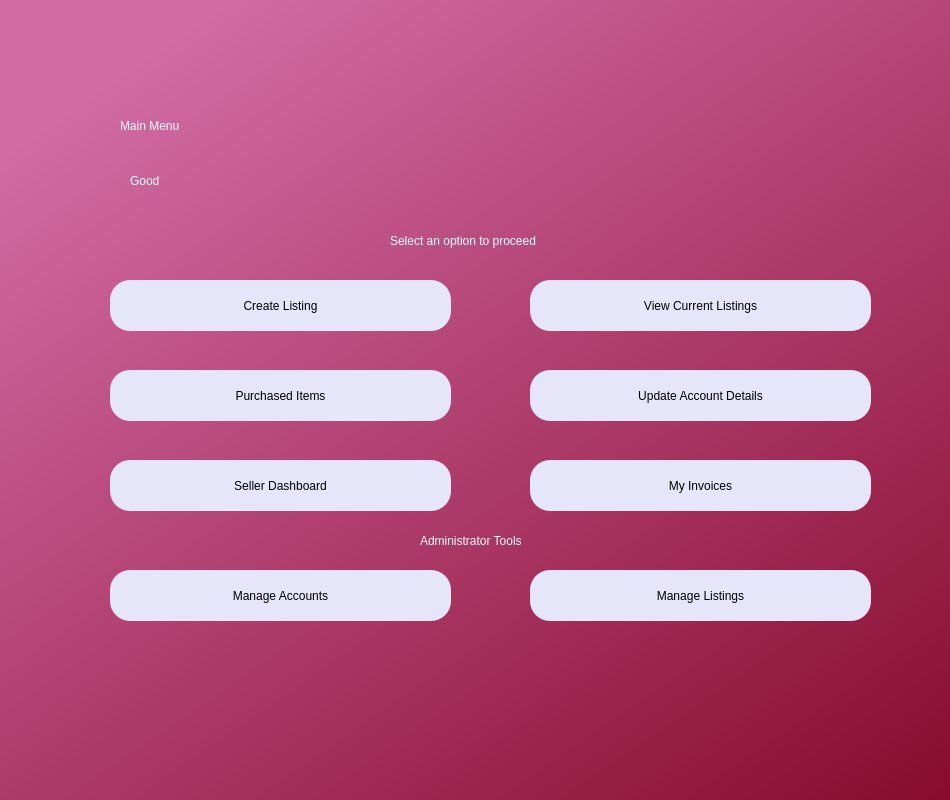
Qt form adminmenu.ui (AnshulS853/Coursework_Prototype) before a commit.
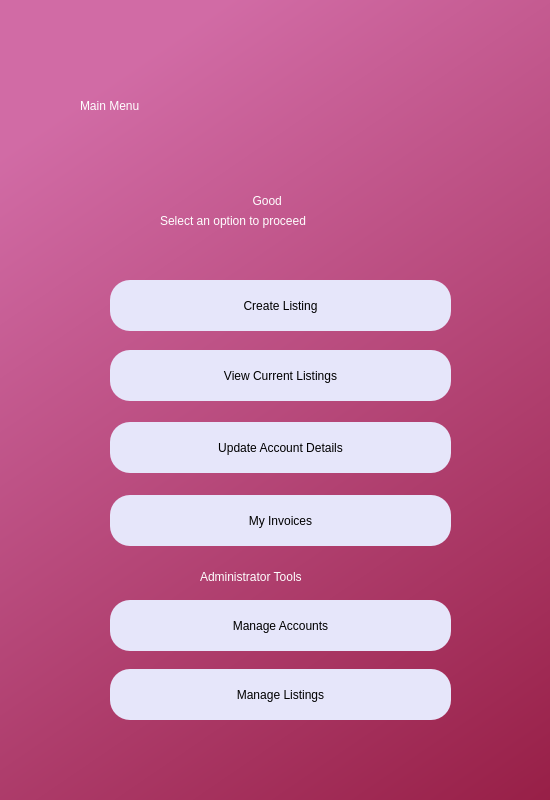
The same form after that commit.

```diff
--- a/adminmenu.ui
+++ b/adminmenu.ui
@@ -6,19 +6,19 @@
    <rect>
     <x>0</x>
     <y>0</y>
-    <width>950</width>
+    <width>550</width>
     <height>800</height>
    </rect>
   </property>
   <property name="minimumSize">
    <size>
-    <width>950</width>
+    <width>550</width>
     <height>800</height>
    </size>
   </property>
   <property name="maximumSize">
    <size>
-    <width>950</width>
+    <width>550</width>
     <height>800</height>
    </size>
   </property>
@@ -42,7 +42,7 @@
     <property name="geometry">
      <rect>
       <x>110</x>
-      <y>570</y>
+      <y>600</y>
       <width>341</width>
       <height>51</height>
      </rect>
@@ -59,8 +59,8 @@
    <widget class="QPushButton" name="managelistings">
     <property name="geometry">
      <rect>
-      <x>530</x>
-      <y>570</y>
+      <x>110</x>
+      <y>669</y>
       <width>341</width>
       <height>51</height>
      </rect>
@@ -77,8 +77,8 @@
    <widget class="QLabel" name="label_3">
     <property name="geometry">
      <rect>
-      <x>420</x>
-      <y>520</y>
+      <x>200</x>
+      <y>556</y>
       <width>161</width>
       <height>41</height>
      </rect>
@@ -93,9 +93,9 @@
    <widget class="QLabel" name="label">
     <property name="geometry">
      <rect>
-      <x>120</x>
-      <y>90</y>
-      <width>631</width>
+      <x>80</x>
+      <y>70</y>
+      <width>391</width>
       <height>71</height>
      </rect>
     </property>
@@ -109,9 +109,9 @@
    <widget class="QLabel" name="greetuser">
     <property name="geometry">
      <rect>
-      <x>130</x>
-      <y>160</y>
-      <width>491</width>
+      <x>90</x>
+      <y>180</y>
+      <width>361</width>
       <height>41</height>
      </rect>
     </property>
@@ -121,23 +121,8 @@
     <property name="text">
      <string>Good &lt;Morning/Evening&gt; &lt;firstname&gt;</string>
     </property>
-   </widget>
-   <widget class="QPushButton" name="gotopurchased">
-    <property name="geometry">
-     <rect>
-      <x>110</x>
-      <y>370</y>
-      <width>341</width>
-      <height>51</height>
-     </rect>
-    </property>
-    <property name="styleSheet">
-     <string notr="true">border-radius:20px;
-background-color: rgb(230, 230, 250);
-font: 14pt &quot;MS Shell Dlg 2&quot;;</string>
-    </property>
-    <property name="text">
-     <string>Purchased Items</string>
+    <property name="alignment">
+     <set>Qt::AlignCenter</set>
     </property>
    </widget>
    <widget class="QPushButton" name="gotocreate">
@@ -161,8 +146,8 @@
    <widget class="QPushButton" name="gotoupdateacc">
     <property name="geometry">
      <rect>
-      <x>530</x>
-      <y>370</y>
+      <x>110</x>
+      <y>422</y>
       <width>341</width>
       <height>51</height>
      </rect>
@@ -179,8 +164,8 @@
    <widget class="QLabel" name="label_4">
     <property name="geometry">
      <rect>
-      <x>390</x>
-      <y>220</y>
+      <x>160</x>
+      <y>200</y>
       <width>221</width>
       <height>41</height>
      </rect>
@@ -192,29 +177,11 @@
      <string>Select an option to proceed</string>
     </property>
    </widget>
-   <widget class="QPushButton" name="gotodashboard">
-    <property name="geometry">
-     <rect>
-      <x>110</x>
-      <y>460</y>
-      <width>341</width>
-      <height>51</height>
-     </rect>
-    </property>
-    <property name="styleSheet">
-     <string notr="true">border-radius:20px;
-background-color: rgb(230, 230, 250);
-font: 14pt &quot;MS Shell Dlg 2&quot;;</string>
-    </property>
-    <property name="text">
-     <string>Seller Dashboard</string>
-    </property>
-   </widget>
    <widget class="QPushButton" name="gotoview">
     <property name="geometry">
      <rect>
-      <x>530</x>
-      <y>280</y>
+      <x>110</x>
+      <y>350</y>
       <width>341</width>
       <height>51</height>
      </rect>
@@ -231,8 +198,8 @@
    <widget class="QPushButton" name="gotoinvoices">
     <property name="geometry">
      <rect>
-      <x>530</x>
-      <y>460</y>
+      <x>110</x>
+      <y>495</y>
       <width>341</width>
       <height>51</height>
      </rect>
```
